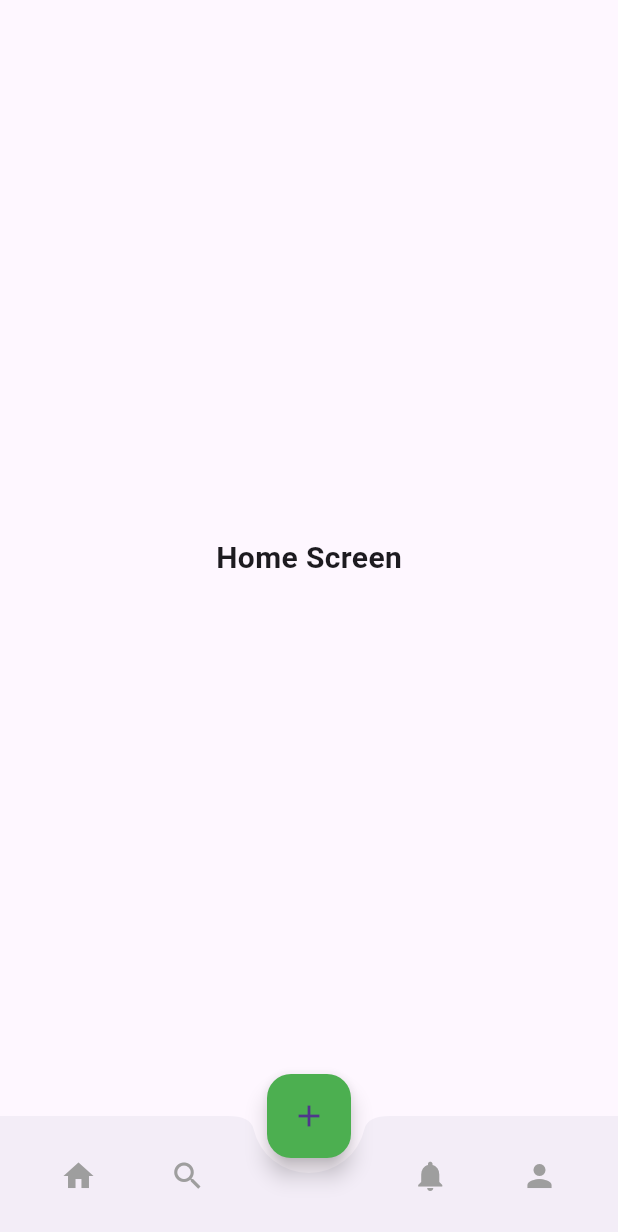
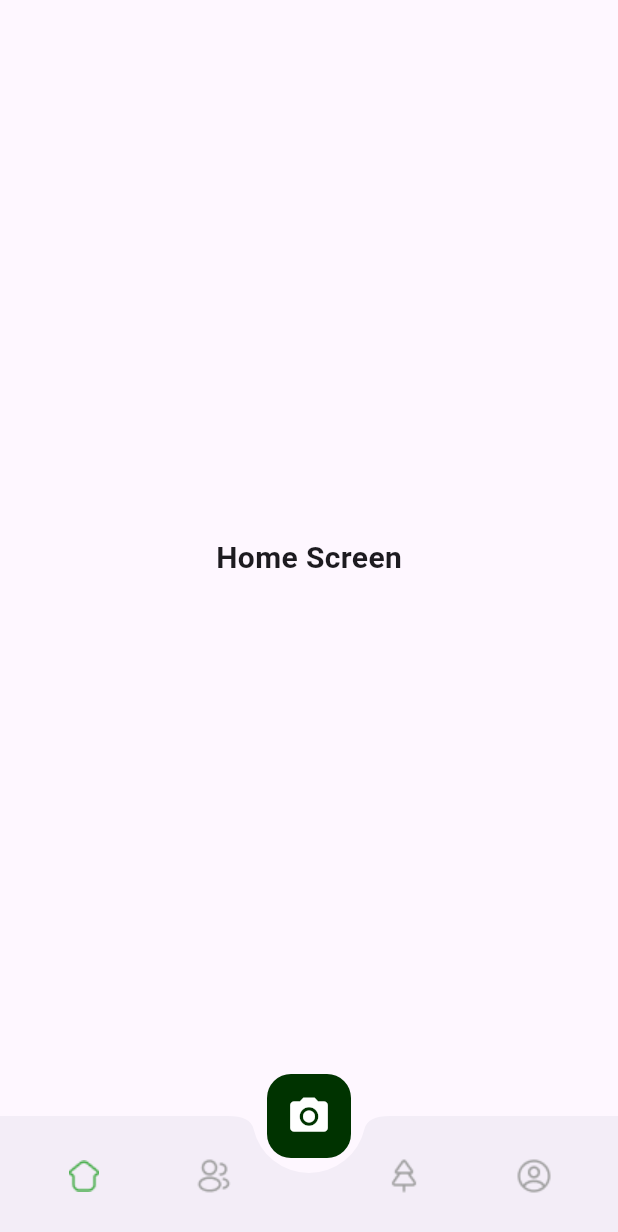
Before and after one commit to SDGP-CS-09/BLOOM-Frontend, a Flutter app: the screen it shows after launch, on a phone screen of 412 x 824 dp. Shown: the top 1232 px of the screen. Run offline on Flutter 3.47's test engine with Material 3 defaults, Android fonts, the phone set to English and light mode, and no system bars.

Commit message:
icon spacing and nav bar fixed
Custom icons were added by registering the images from Figma file in the assets folder. icon spacing. The elevated action button in the middle did not support the new image imported so added a futter icon temporarily

```diff
--- a/lib/screens/home/home_screen.dart
+++ b/lib/screens/home/home_screen.dart
@@ -6,6 +6,14 @@ class HomeScreen extends StatefulWidget {
 }
 
 class _HomeScreenState extends State<HomeScreen> {
+  int _selectedIndex = 0;
+
+  void _onItemTapped(int index) {
+    setState(() {
+      _selectedIndex = index;
+    });
+  }
+
   @override
   Widget build(BuildContext context) {
     return Scaffold(
@@ -18,23 +26,46 @@ class _HomeScreenState extends State<HomeScreen> {
       bottomNavigationBar: BottomAppBar(
         shape: const CircularNotchedRectangle(),
         notchMargin: 10.0,
-        child: Row(
-          mainAxisAlignment: MainAxisAlignment.spaceAround,
-          children: const [
-            Icon(Icons.home, color: Colors.grey),
-            Icon(Icons.search, color: Colors.grey),
-            SizedBox(width: 40), // Space for FAB
-            Icon(Icons.notifications, color: Colors.grey),
-            Icon(Icons.person, color: Colors.grey),
-          ],
+        child: Padding(
+          padding:
+              const EdgeInsets.symmetric(horizontal: 25.0), // Adjust spacing
+          child: Row(
+            mainAxisAlignment: MainAxisAlignment.spaceBetween,
+            children: [
+              _buildNavBarItem('assets/Logos/Vector 300 (Stroke).png', 0),
+              SizedBox(width: 10), // Move 2nd icon slightly left
+              _buildNavBarItem('assets/Logos/profile-2user.png', 1),
+              const SizedBox(width: 50), // Space for FloatingActionButton
+              _buildNavBarItem('assets/Logos/tree.png', 2),
+              SizedBox(width: 10), // Move 3rd icon slightly right
+              _buildNavBarItem('assets/Logos/profile-circle.png', 3),
+            ],
+          ),
         ),
       ),
       floatingActionButton: FloatingActionButton(
         onPressed: () {}, // No functionality for now
-        child: const Icon(Icons.add),
-        backgroundColor: Colors.green,
+        backgroundColor: const Color(0xFF003300), // Green background
+        elevation: 0, // Flat look
+        child: const Icon(
+          Icons.camera_alt, // Scanner icon
+          size: 30,
+          color: Colors.white,
+        ),
       ),
       floatingActionButtonLocation: FloatingActionButtonLocation.centerDocked,
     );
   }
+
+  Widget _buildNavBarItem(String assetPath, int index) {
+    return GestureDetector(
+      onTap: () => _onItemTapped(index),
+      child: Image.asset(
+        assetPath,
+        width: 30,
+        height: 30,
+        color: _selectedIndex == index ? Colors.green : Colors.grey,
+      ),
+    );
+  }
 }
--- a/pubspec.yaml
+++ b/pubspec.yaml
@@ -62,6 +62,12 @@ flutter:
   # To add assets to your application, add an assets section, like this:
   assets:
       - assets/Logos/Bloom.png
+      - assets/Logos/Vector 300 (Stroke).png
+      - assets/Logos/profile-2user.png
+      - assets/Logos/tree.png
+      - assets/Logos/profile-circle.png
+      - assets/Logos/scan-barcode.png
+
   #   - images/a_dot_ham.jpeg
 
   # An image asset can refer to one or more resolution-specific "variants", see
```
Also changed, not shown: assets/Logos/Vector 300 (Stroke).png (added), assets/Logos/profile-2user.png (added), assets/Logos/profile-circle.png (added), assets/Logos/scan-barcode.png (added), assets/Logos/tree.png (added).
